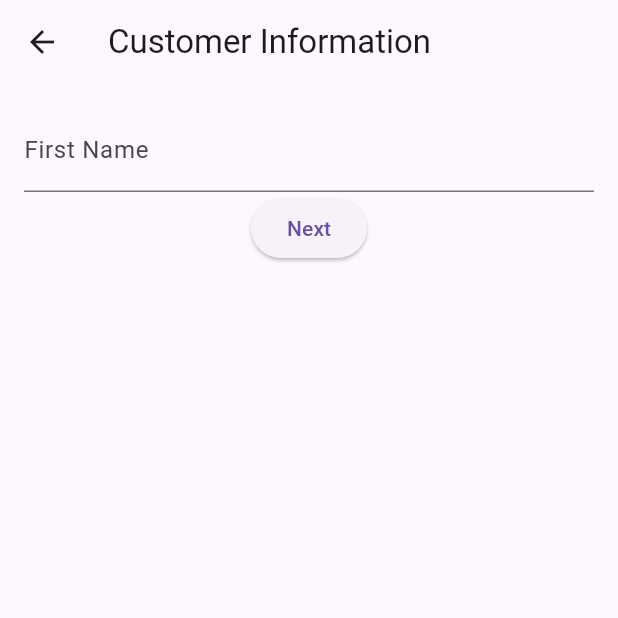
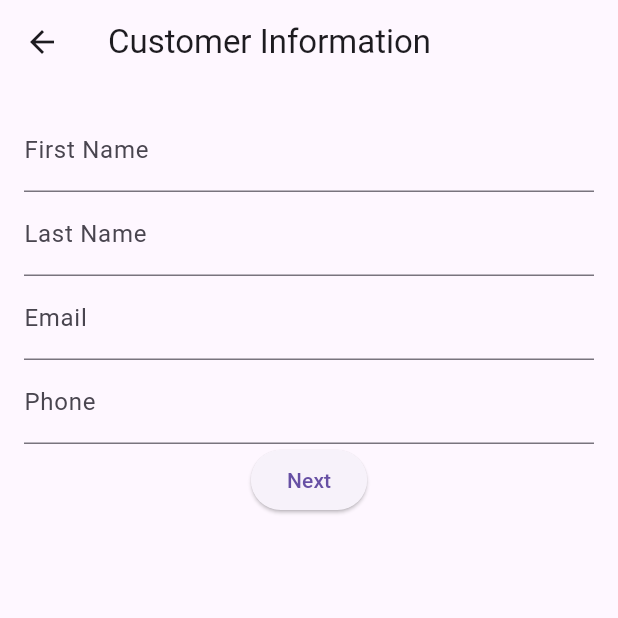
Before and after one commit to chlorineCtrl/Car-Rental-App, a Flutter app: the CustomerInformationPage screen opened by its route, on a phone screen of 412 x 824 dp, the top half of it. Run offline on Flutter 3.47's test engine with Material 3 defaults, Android fonts, the phone set to English and light mode, and no system bars.

```diff
--- /dev/null
+++ b/lib/models/customer.dart
@@ -0,0 +1,13 @@
+class CustomerInformation {
+  late String firstName;
+  late String lastName;
+  late String email;
+  late String phone;
+
+  CustomerInformation({
+    required this.firstName,
+    required this.lastName,
+    required this.email,
+    required this.phone,
+  });
+}
--- /dev/null
+++ b/lib/models/vehicle.dart
@@ -0,0 +1,9 @@
+class VehicleInformation {
+  late String vehicleType;
+  late String vehicleModel;
+
+  VehicleInformation({
+    required this.vehicleType,
+    required this.vehicleModel,
+  });
+}
--- a/lib/providers/vehicle_information_provider.dart
+++ b/lib/providers/vehicle_information_provider.dart
@@ -1,18 +1,14 @@
 import 'package:flutter/material.dart';
+import '../models/vehicle.dart'; // Import the VehicleInformation model
 
 class VehicleInformationProvider with ChangeNotifier {
-  String _vehicleType = '';
-  String _vehicleModel = '';
+  VehicleInformation _vehicleInformation =
+      VehicleInformation(vehicleType: '', vehicleModel: '');
 
-  String get vehicleType => _vehicleType;
-  String get vehicleModel => _vehicleModel;
+  VehicleInformation get vehicleInformation => _vehicleInformation;
 
-  void updateVehicleInformation({
-    required String vehicleType,
-    required String vehicleModel,
-  }) {
-    _vehicleType = vehicleType;
-    _vehicleModel = vehicleModel;
+  void updateVehicleInformation(VehicleInformation newVehicleInfo) {
+    _vehicleInformation = newVehicleInfo;
     notifyListeners();
   }
 }
--- a/lib/screens/customer_information.dart
+++ b/lib/screens/customer_information.dart
@@ -1,6 +1,7 @@
 import 'package:flutter/material.dart';
 import 'package:provider/provider.dart';
 import '../providers/customer_information_provider.dart';
+import '../models/customer.dart';
 
 class CustomerInformationPage extends StatelessWidget {
   final _formKey = GlobalKey<FormState>();
@@ -9,7 +10,7 @@ class CustomerInformationPage extends StatelessWidget {
   final _emailController = TextEditingController();
   final _phoneController = TextEditingController();
 
-  CustomerInformationPage({super.key});
+  CustomerInformationPage({Key? key}) : super(key: key);
 
   @override
   Widget build(BuildContext context) {
@@ -24,11 +25,54 @@ class CustomerInformationPage extends StatelessWidget {
               TextFormField(
                 controller: _firstNameController,
                 decoration: const InputDecoration(labelText: 'First Name'),
+                validator: (value) {
+                  if (value == null || value.isEmpty) {
+                    return 'Please enter first name';
+                  }
+                  return null;
+                },
               ),
-              // Add other form fields for last name, email, and phone
+              TextFormField(
+                controller: _lastNameController,
+                decoration: const InputDecoration(labelText: 'Last Name'),
+                validator: (value) {
+                  if (value == null || value.isEmpty) {
+                    return 'Please enter last name';
+                  }
+                  return null;
+                },
+              ),
+              TextFormField(
+                controller: _emailController,
+                decoration: const InputDecoration(labelText: 'Email'),
+                validator: (value) {
+                  if (value == null || value.isEmpty) {
+                    return 'Please enter email';
+                  }
+                  return null;
+                },
+              ),
+              TextFormField(
+                controller: _phoneController,
+                decoration: const InputDecoration(labelText: 'Phone'),
+                validator: (value) {
+                  if (value == null || value.isEmpty) {
+                    return 'Please enter phone number';
+                  }
+                  return null;
+                },
+              ),
               ElevatedButton(
                 onPressed: () {
                   if (_formKey.currentState!.validate()) {
+                    // Create a CustomerInformation object with form data
+                    CustomerInformation customerInfo = CustomerInformation(
+                      firstName: _firstNameController.text,
+                      lastName: _lastNameController.text,
+                      email: _emailController.text,
+                      phone: _phoneController.text,
+                    );
+
                     Provider.of<CustomerInformationProvider>(context,
                             listen: false)
                         .updateCustomerInformation(
```
Also changed, not shown: lib/models/additional_charge.dart (added, +9 -0 lines), lib/screens/additional_charges.dart (+31 -7 lines), lib/screens/detail_show.dart (+28 -1 lines), lib/screens/vehicle_information.dart (+24 -5 lines).
